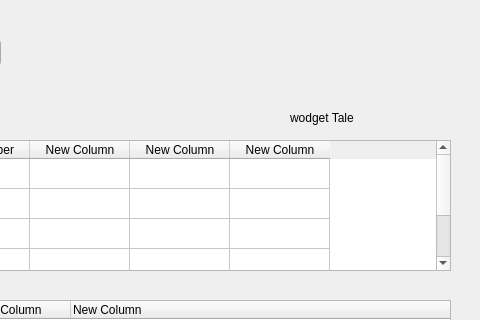
Qt form keyboard/realmainwindow.ui (danunicomp/Manual-Keyboard-Test) before a commit; both pictures show x 160 to 640 and y 0 to 320 of the 640 by 480 pixel window.
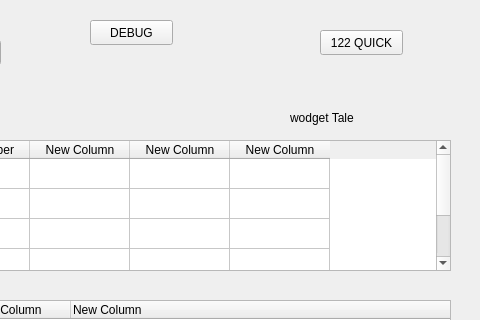
The same form after that commit.

Commit message: Quick 1A test

Diff of the .ui file:
```diff
--- a/keyboard/realmainwindow.ui
+++ b/keyboard/realmainwindow.ui
@@ -202,6 +202,32 @@
      <string>Working Test 122</string>
     </property>
    </widget>
+   <widget class="QPushButton" name="btnDebug">
+    <property name="geometry">
+     <rect>
+      <x>250</x>
+      <y>20</y>
+      <width>83</width>
+      <height>25</height>
+     </rect>
+    </property>
+    <property name="text">
+     <string>DEBUG</string>
+    </property>
+   </widget>
+   <widget class="QPushButton" name="btn122QuickTest">
+    <property name="geometry">
+     <rect>
+      <x>480</x>
+      <y>30</y>
+      <width>83</width>
+      <height>25</height>
+     </rect>
+    </property>
+    <property name="text">
+     <string>122 QUICK</string>
+    </property>
+   </widget>
   </widget>
   <widget class="QMenuBar" name="menubar">
    <property name="geometry">
```
The commit also changes 28 other files.
